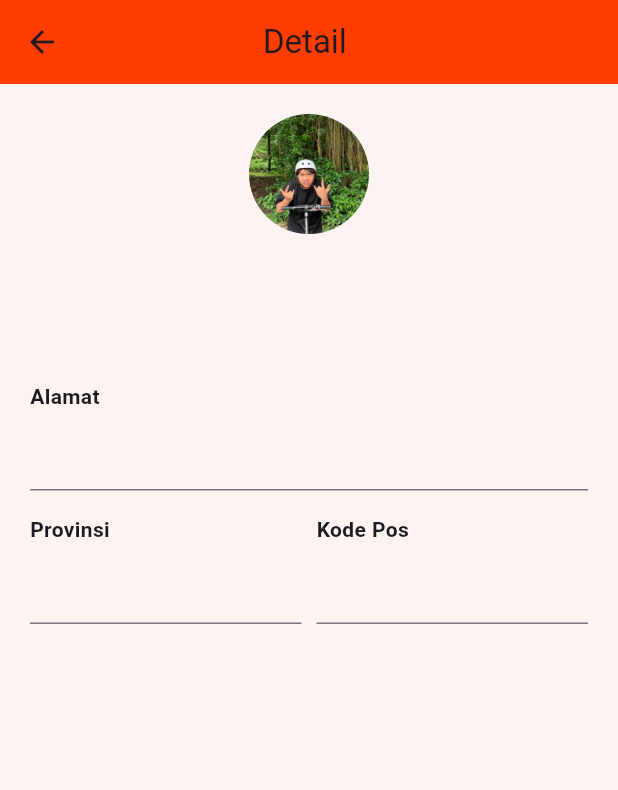
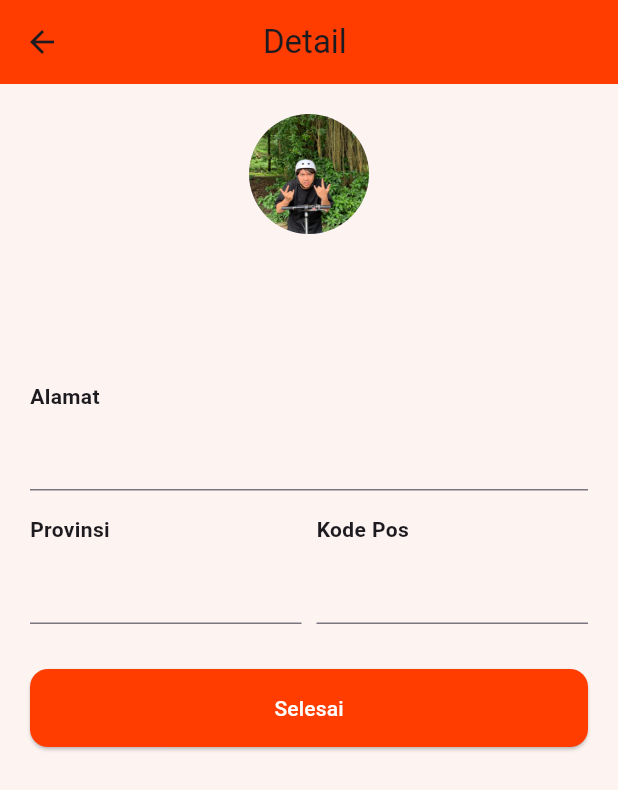
Before and after one commit to adandoang/20220140174_UCP1Flutter, a Flutter app: the DetailPelangganPage screen opened directly with empty values, on a phone screen of 412 x 824 dp. Shown: the top 790 px of the screen. Run offline on Flutter 3.47's test engine with Material 3 defaults, Android fonts, the phone set to English and light mode, and no system bars.

Commit message:
membuat button selesai

```diff
--- a/lib/detailPelanggan.dart
+++ b/lib/detailPelanggan.dart
@@ -91,6 +91,26 @@ class DetailPelangganPage extends StatelessWidget {
                 ),
               ],
             ),
+            const SizedBox(height: 30),
+            ElevatedButton(
+              onPressed: () {
+                Navigator.pushAndRemoveUntil(
+                  context,
+                  MaterialPageRoute(builder: (context) => HomePage(email: loggedInEmail!,)),
+                  (route) => false,
+                );
+              },
+              style: ElevatedButton.styleFrom(
+                backgroundColor: primaryColor,
+                padding: const EdgeInsets.symmetric(vertical: 16),
+                shape: RoundedRectangleBorder(
+                  borderRadius: BorderRadius.circular(12),
+                ),
+              ),
+              child: const Center(
+                child: Text('Selesai', style: TextStyle(color: Colors.white)),
+              ),
+            ),
           ],
         )
       )
```
